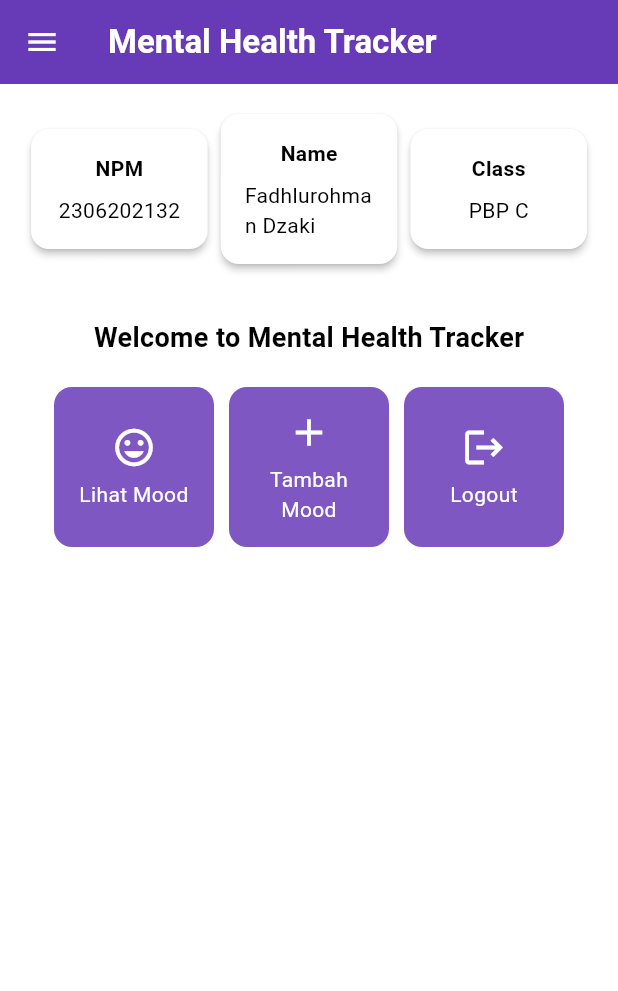
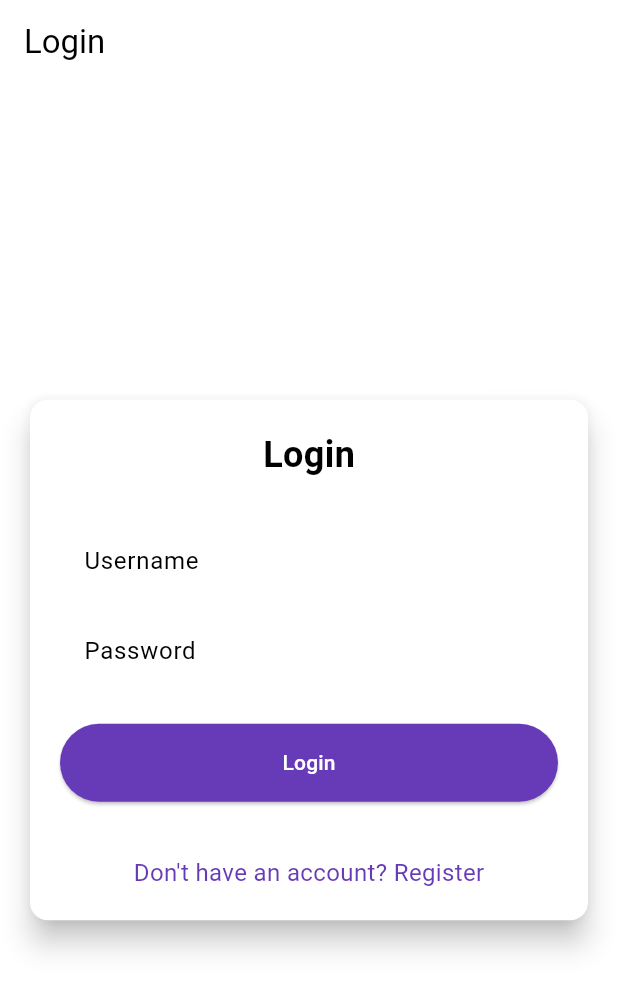
Before and after one commit to dzak27567/mental-health-tracker_mobile, a Flutter app: the screen it shows after launch, on a phone screen of 412 x 824 dp. Shown: the top 991 px of the screen. Run offline on Flutter 3.47's test engine with Material 3 defaults, Android fonts, the phone set to English and light mode, and no system bars; missing offline and left inert: pbp_django_auth.

Commit message:
selesai tutor 8

```diff
--- a/lib/main.dart
+++ b/lib/main.dart
@@ -1,5 +1,8 @@
 import 'package:flutter/material.dart';
-import 'package:mental_health_tracker_mobile/menu.dart';
+import 'package:mental_health_tracker_mobile/screens/login.dart';
+
+import 'package:provider/provider.dart';
+import 'package:pbp_django_auth/pbp_django_auth.dart';
 void main() {
   runApp(const MyApp());
 }
@@ -10,30 +13,22 @@ class MyApp extends StatelessWidget {
   // This widget is the root of your application.
   @override
   Widget build(BuildContext context) {
-    return MaterialApp(
-      title: 'Flutter Demo',
-      theme: ThemeData(
-        // This is the theme of your application.
-        //
-        // TRY THIS: Try running your application with "flutter run". You'll see
-        // the application has a purple toolbar. Then, without quitting the app,
-        // try changing the seedColor in the colorScheme below to Colors.green
-        // and then invoke "hot reload" (save your changes or press the "hot
-        // reload" button in a Flutter-supported IDE, or press "r" if you used
-        // the command line to start the app).
-        //
-        // Notice that the counter didn't reset back to zero; the application
-        // state is not lost during the reload. To reset the state, use hot
-        // restart instead.
-        //
-        // This works for code too, not just values: Most code changes can be
-        // tested with just a hot reload.
-        colorScheme: ColorScheme.fromSwatch(
-          primarySwatch : Colors.deepPurple,
-        ).copyWith(secondary: Colors.deepPurple[400]),
-        useMaterial3: true,
+    return Provider(
+      create: (_) {
+        CookieRequest request = CookieRequest();
+        return request;
+      },
+      child: MaterialApp(
+        title: 'Mental Health',
+        theme: ThemeData(
+
+          colorScheme: ColorScheme.fromSwatch(
+            primarySwatch : Colors.deepPurple,
+          ).copyWith(secondary: Colors.deepPurple[400]),
+          useMaterial3: true,
+        ),
+        home:  const LoginPage(),
       ),
-      home:  MyHomePage(),
     );
   }
 }
--- /dev/null
+++ b/lib/screens/login.dart
@@ -0,0 +1,182 @@
+import 'package:mental_health_tracker_mobile/screens/menu.dart';
+import 'package:flutter/material.dart';
+import 'package:pbp_django_auth/pbp_django_auth.dart';
+import 'package:provider/provider.dart';
+// TODO: Import halaman RegisterPage jika sudah dibuat
+import 'package:mental_health_tracker_mobile/screens/register.dart';
+
+void main() {
+  runApp(const LoginApp());
+}
+
+class LoginApp extends StatelessWidget {
+  const LoginApp({super.key});
+
+  @override
+  Widget build(BuildContext context) {
+    return MaterialApp(
+      title: 'Login',
+      theme: ThemeData(
+        useMaterial3: true,
+        colorScheme: ColorScheme.fromSwatch(
+          primarySwatch: Colors.deepPurple,
+        ).copyWith(secondary: Colors.deepPurple[400]),
+      ),
+      home: const LoginPage(),
+    );
+  }
+}
+
+class LoginPage extends StatefulWidget {
+  const LoginPage({super.key});
+
+  @override
+  State<LoginPage> createState() => _LoginPageState();
+}
+
+class _LoginPageState extends State<LoginPage> {
+  final TextEditingController _usernameController = TextEditingController();
+  final TextEditingController _passwordController = TextEditingController();
+
+  @override
+  Widget build(BuildContext context) {
+    final request = context.watch<CookieRequest>();
+
+    return Scaffold(
+      appBar: AppBar(
+        title: const Text('Login'),
+      ),
+      body: Center(
+        child: SingleChildScrollView(
+          padding: const EdgeInsets.all(16.0),
+          child: Card(
+            elevation: 8,
+            shape: RoundedRectangleBorder(
+              borderRadius: BorderRadius.circular(12.0),
+            ),
+            child: Padding(
+              padding: const EdgeInsets.all(20.0),
+              child: Column(
+                mainAxisSize: MainAxisSize.min,
+                children: [
+                  const Text(
+                    'Login',
+                    style: TextStyle(
+                      fontSize: 24.0,
+                      fontWeight: FontWeight.bold,
+                    ),
+                  ),
+                  const SizedBox(height: 30.0),
+                  TextField(
+                    controller: _usernameController,
+                    decoration: const InputDecoration(
+                      labelText: 'Username',
+                      hintText: 'Enter your username',
+                      border: OutlineInputBorder(
+                        borderRadius: BorderRadius.all(Radius.circular(12.0)),
+                      ),
+                      contentPadding:
+                          EdgeInsets.symmetric(horizontal: 12.0, vertical: 8.0),
+                    ),
+                  ),
+                  const SizedBox(height: 12.0),
+                  TextField(
+                    controller: _passwordController,
+                    decoration: const InputDecoration(
+                      labelText: 'Password',
+                      hintText: 'Enter your password',
+                      border: OutlineInputBorder(
+                        borderRadius: BorderRadius.all(Radius.circular(12.0)),
+                      ),
+                      contentPadding:
+                          EdgeInsets.symmetric(horizontal: 12.0, vertical: 8.0),
+                    ),
+                    obscureText: true,
+                  ),
+                  const SizedBox(height: 24.0),
+                  ElevatedButton(
+                    onPressed: () async {
+                      String username = _usernameController.text;
+                      String password = _passwordController.text;
+
+                      // Cek kredensial
+                      // TODO: Ganti URL dan jangan lupa tambahkan trailing slash (/) di akhir URL!
+                      // Untuk menyambungkan Android emulator dengan Django pada localhost,
+                      // gunakan URL http://10.0.2.2/
+                      final response = await request
+                          .login("http://127.0.0.1:8000/auth/login/", {
+                        'username': username,
+                        'password': password,
+                      });
+
+                      if (request.loggedIn) {
+                        String message = response['message'];
+                        String uname = response['username'];
+                        if (context.mounted) {
+                          Navigator.pushReplacement(
+                            context,
+                            MaterialPageRoute(
+                                builder: (context) => MyHomePage()),
+                          );
+                          ScaffoldMessenger.of(context)
+                            ..hideCurrentSnackBar()
+                            ..showSnackBar(
+                              SnackBar(
+                                  content:
+                                      Text("$message Selamat datang, $uname.")),
+                            );
+                        }
+                      } else {
+                        if (context.mounted) {
+                          showDialog(
+                            context: context,
+                            builder: (context) => AlertDialog(
+                              title: const Text('Login Gagal'),
+                              content: Text(response['message']),
+                              actions: [
+                                TextButton(
+                                  child: const Text('OK'),
+                                  onPressed: () {
+                                    Navigator.pop(context);
+                                  },
+                                ),
+                              ],
+                            ),
+                          );
+                        }
+                      }
+                    },
+                    style: ElevatedButton.styleFrom(
+                      foregroundColor: Colors.white,
+                      minimumSize: Size(double.infinity, 50),
+                      backgroundColor: Theme.of(context).colorScheme.primary,
+                      padding: const EdgeInsets.symmetric(vertical: 16.0),
+                    ),
+                    child: const Text('Login'),
+                  ),
+                  const SizedBox(height: 36.0),
+                  GestureDetector(
+                    onTap: () {
+                      Navigator.push(
+                        context,
+                        MaterialPageRoute(
+                            builder: (context) => const RegisterPage()),
+                      );
+                    },
+                    child: Text(
+                      'Don\'t have an account? Register',
+                      style: TextStyle(
+                        color: Theme.of(context).colorScheme.primary,
+                        fontSize: 16.0,
+                      ),
+                    ),
+                  ),
+                ],
+              ),
+            ),
+          ),
+        ),
+      ),
+    );
+  }
+}
--- a/lib/menu.dart
+++ b/lib/screens/menu.dart
@@ -1,7 +1,7 @@
 import 'package:flutter/material.dart';
 // Impor drawer widget
 import 'package:mental_health_tracker_mobile/widgets/left_drawer.dart';
-import 'package:mental_health_tracker_mobile/moodentry_form.dart';
+import 'package:mental_health_tracker_mobile/screens/moodentry_form.dart';
 
 class MyHomePage extends StatelessWidget {
 
@@ -159,7 +159,7 @@ class ItemCard extends StatelessWidget {
 
       child: InkWell(
         // Aksi ketika kartu ditekan.
-        onTap: () {
+        onTap: () async {
           // Menampilkan pesan SnackBar saat kartu ditekan.
           ScaffoldMessenger.of(context)
             ..hideCurrentSnackBar()
--- a/pubspec.yaml
+++ b/pubspec.yaml
@@ -35,6 +35,9 @@ dependencies:
   # The following adds the Cupertino Icons font to your application.
   # Use with the CupertinoIcons class for iOS style icons.
   cupertino_icons: ^1.0.8
+  provider: ^6.1.2
+  pbp_django_auth: ^0.4.0
+  http: ^1.2.2
 
 dev_dependencies:
   flutter_test:
```
Also changed, not shown: lib/models/mood_entry.dart (added, +66 -0 lines), lib/screens/list_moodentry.dart (added, +91 -0 lines), lib/screens/moodentry_form.dart (renamed from lib/moodentry_form.dart, +36 -28 lines), lib/screens/register.dart (added, +166 -0 lines), lib/widgets/left_drawer.dart (+14 -2 lines), lib/widgets/mood_card.dart (added, +111 -0 lines), pubspec.lock, 2 other files.
